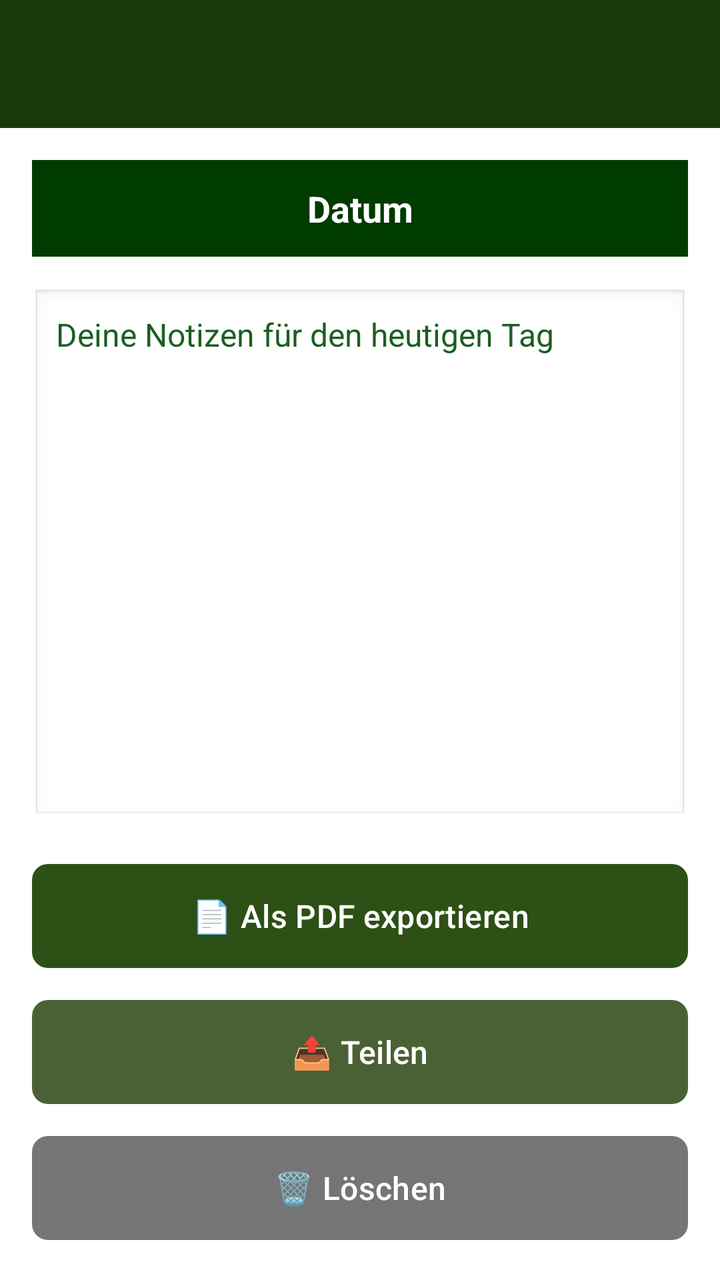
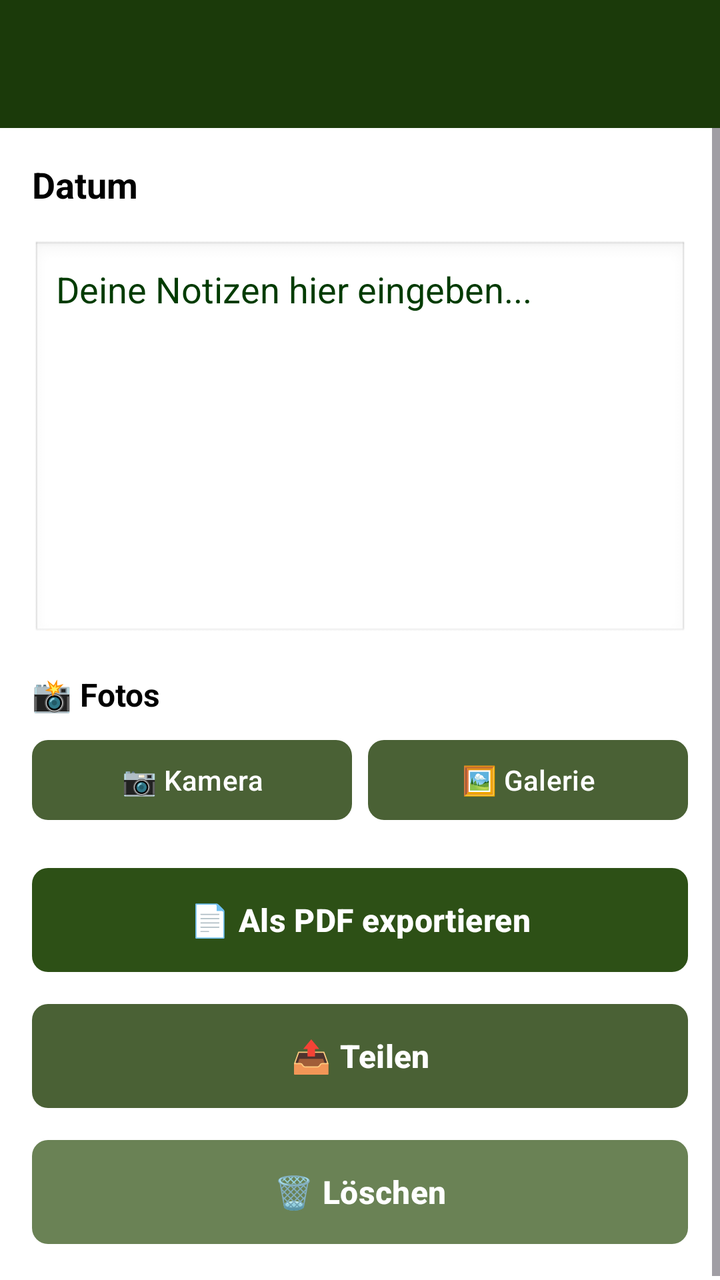

Two renders of the same Android screen: before a commit and after it. Below are the layout's source before the change and the commit's diff.
<!-- AndroidManifest.xml: activity theme Theme.HundeWildnis -->
<!-- res/layout/activity_daily_notes.xml -->
<?xml version="1.0" encoding="utf-8"?>
<androidx.coordinatorlayout.widget.CoordinatorLayout
    xmlns:android="http://schemas.android.com/apk/res/android"
    xmlns:app="http://schemas.android.com/apk/res-auto"
    android:layout_width="match_parent"
    android:layout_height="match_parent">

    <com.google.android.material.appbar.AppBarLayout
        android:id="@+id/appbar"
        android:layout_width="match_parent"
        android:layout_height="wrap_content"
        android:fitsSystemWindows="true">

        <androidx.appcompat.widget.Toolbar
            android:id="@+id/toolbar"
            android:layout_width="match_parent"
            android:layout_height="?attr/actionBarSize"
            android:background="#1B3A0A"
            app:titleTextColor="#FFFFFF" />
    </com.google.android.material.appbar.AppBarLayout>

    <LinearLayout
        android:layout_width="match_parent"
        android:layout_height="match_parent"
        android:orientation="vertical"
        android:padding="16dp"
        app:layout_behavior="@string/appbar_scrolling_view_behavior">

        
        <TextView
            android:id="@+id/tvDate"
            android:layout_width="match_parent"
            android:layout_height="wrap_content"
            android:text="Datum"
            android:textSize="18sp"
            android:textStyle="bold"
            android:textColor="#FFFFFF"
            android:textAlignment="center"
            android:padding="12dp"
            android:background="#003b00"
            android:layout_marginBottom="16dp" />

        
        <EditText
            android:id="@+id/etNotes"
            android:layout_width="match_parent"
            android:layout_height="0dp"
            android:layout_weight="1"
            android:hint="Deine Notizen für den heutigen Tag"
            android:textColorHint="#1B5E20"
            android:gravity="top|start"
            android:padding="12dp"
            android:background="@android:drawable/edit_text"
            android:textSize="16sp"
            android:textColor="#000000"
            android:inputType="textMultiLine|textCapSentences"
            android:scrollbars="vertical"
            android:layout_marginBottom="16dp" />

        
        <com.google.android.material.button.MaterialButton
            android:id="@+id/btnExportPdf"
            android:layout_width="match_parent"
            android:layout_height="60dp"
            android:text="📄 Als PDF exportieren"
            android:textSize="16sp"
            app:cornerRadius="8dp"
            app:backgroundTint="#2d5016"
            android:textColor="#FFFFFF"
            android:layout_marginBottom="8dp" />

        <com.google.android.material.button.MaterialButton
            android:id="@+id/btnShare"
            android:layout_width="match_parent"
            android:layout_height="60dp"
            android:text="📤 Teilen"
            android:textSize="16sp"
            app:cornerRadius="8dp"
            app:backgroundTint="#4a6135"
            android:textColor="#FFFFFF"
            android:layout_marginBottom="8dp" />

        <com.google.android.material.button.MaterialButton
            android:id="@+id/btnClear"
            android:layout_width="match_parent"
            android:layout_height="60dp"
            android:text="🗑️ Löschen"
            android:textSize="16sp"
            app:cornerRadius="8dp"
            app:backgroundTint="#757575"
            android:textColor="#FFFFFF" />

    </LinearLayout>

</androidx.coordinatorlayout.widget.CoordinatorLayout>
<!-- resources referenced by this layout -->
<resources>
  <style name="Theme.HundeWildnis" parent="Base.Theme.HundeWildnis" />
  <style name="Base.Theme.HundeWildnis" parent="Theme.Material3.Light.NoActionBar">
          <item name="colorPrimary">#2d5016</item>
          <item name="colorPrimaryVariant">#1a3009</item>
          <item name="colorOnPrimary">#FFFFFF</item>
          <item name="colorSecondary">#6b8e4e</item>
          <item name="colorSecondaryVariant">#4a6135</item>
          <item name="colorOnSecondary">#000000</item>
          <item name="android:statusBarColor">?attr/colorPrimaryVariant</item>
  
          <item name="android:navigationBarColor">@android:color/transparent</item>
          <item name="android:windowLightStatusBar">true</item>
          <item name="android:windowLightNavigationBar">true</item>
          <item name="android:enforceNavigationBarContrast" tools:targetApi="q">false</item>
          <item name="android:enforceStatusBarContrast" tools:targetApi="q">false</item>
  
          
          <item name="colorAccent">#2d5016</item>
          <item name="android:textColorPrimary">#000000</item>
  
          
          <item name="materialAlertDialogTheme">@style/AlertDialogTheme</item>
  
          
          <item name="actionMenuTextColor">#FFFFFF</item>
  
          
          <item name="android:windowBackground">#FFFFFF</item>
          <item name="android:colorBackground">#FFFFFF</item>
      </style>
  <style name="AlertDialogTheme" parent="ThemeOverlay.Material3.MaterialAlertDialog">
          
          <item name="colorSurface">#FFFFFF</item>
  
          
          <item name="colorOnSurface">#000000</item>
          <item name="android:textColorPrimary">#000000</item>
  
          
          <item name="buttonBarPositiveButtonStyle">@style/DialogButtonStyle.Light</item>
          <item name="buttonBarNegativeButtonStyle">@style/DialogButtonStyle.Light</item>
          <item name="buttonBarNeutralButtonStyle">@style/DialogButtonStyle.Light</item>
      </style>
  <style name="DialogButtonStyle.Light" parent="Widget.Material3.Button.TextButton.Dialog">
          
          <item name="android:textColor">#2d5016</item>
  
          
          <item name="backgroundTint">@android:color/transparent</item>
  
          
          <item name="rippleColor">#332d5016</item>
      </style>
</resources>

<!-- the commit's change to res/layout/activity_daily_notes.xml (unified diff, before → after) -->
@@ -19,77 +19,129 @@
             app:titleTextColor="#FFFFFF" />
     </com.google.android.material.appbar.AppBarLayout>
 
-    <LinearLayout
+    <ScrollView
         android:layout_width="match_parent"
         android:layout_height="match_parent"
-        android:orientation="vertical"
-        android:padding="16dp"
         app:layout_behavior="@string/appbar_scrolling_view_behavior">
 
-        
-        <TextView
-            android:id="@+id/tvDate"
+        <LinearLayout
             android:layout_width="match_parent"
             android:layout_height="wrap_content"
-            android:text="Datum"
-            android:textSize="18sp"
-            android:textStyle="bold"
-            android:textColor="#FFFFFF"
-            android:textAlignment="center"
-            android:padding="12dp"
-            android:background="#003b00"
-            android:layout_marginBottom="16dp" />
+            android:orientation="vertical"
+            android:padding="16dp">
 
-        
-        <EditText
-            android:id="@+id/etNotes"
-            android:layout_width="match_parent"
-            android:layout_height="0dp"
-            android:layout_weight="1"
-            android:hint="Deine Notizen für den heutigen Tag"
-            android:textColorHint="#1B5E20"
-            android:gravity="top|start"
-            android:padding="12dp"
-            android:background="@android:drawable/edit_text"
-            android:textSize="16sp"
-            android:textColor="#000000"
-            android:inputType="textMultiLine|textCapSentences"
-            android:scrollbars="vertical"
-            android:layout_marginBottom="16dp" />
+            
+            <TextView
+                android:id="@+id/tvDate"
+                android:layout_width="match_parent"
+                android:layout_height="wrap_content"
+                android:text="Datum"
+                android:textSize="18sp"
+                android:textStyle="bold"
+                android:textColor="?android:attr/textColorPrimary"
+                android:layout_marginBottom="16dp" />
 
-        
-        <com.google.android.material.button.MaterialButton
-            android:id="@+id/btnExportPdf"
-            android:layout_width="match_parent"
-            android:layout_height="60dp"
-            android:text="📄 Als PDF exportieren"
-            android:textSize="16sp"
-            app:cornerRadius="8dp"
-            app:backgroundTint="#2d5016"
-            android:textColor="#FFFFFF"
-            android:layout_marginBottom="8dp" />
+            
+            <EditText
+                android:id="@+id/etNotes"
+                android:layout_width="match_parent"
+                android:layout_height="200dp"
+                android:hint="Deine Notizen hier eingeben..."
+                android:textColorHint="@color/dark_green"
+                android:textColor="#000000"
+                android:gravity="top|start"
+                android:padding="12dp"
+                android:background="@android:drawable/edit_text"
+                android:inputType="textMultiLine|textCapSentences"
+                android:layout_marginBottom="16dp" />
 
-        <com.google.android.material.button.MaterialButton
-            android:id="@+id/btnShare"
-            android:layout_width="match_parent"
-            android:layout_height="60dp"
-            android:text="📤 Teilen"
-            android:textSize="16sp"
-            app:cornerRadius="8dp"
-            app:backgroundTint="#4a6135"
-            android:textColor="#FFFFFF"
-            android:layout_marginBottom="8dp" />
+            
+            <TextView
+                android:layout_width="match_parent"
+                android:layout_height="wrap_content"
+                android:text="📸 Fotos"
+                android:textSize="16sp"
+                android:textStyle="bold"
+                android:textColor="?android:attr/textColorPrimary"
+                android:layout_marginBottom="8dp" />
 
-        <com.google.android.material.button.MaterialButton
-            android:id="@+id/btnClear"
-            android:layout_width="match_parent"
-            android:layout_height="60dp"
-            android:text="🗑️ Löschen"
-            android:textSize="16sp"
-            app:cornerRadius="8dp"
-            app:backgroundTint="#757575"
-            android:textColor="#FFFFFF" />
+            
+            <LinearLayout
+                android:layout_width="match_parent"
+                android:layout_height="wrap_content"
+                android:orientation="horizontal"
+                android:layout_marginBottom="16dp">
 
-    </LinearLayout>
+                <com.google.android.material.button.MaterialButton
+                    android:id="@+id/btnCamera"
+                    android:layout_width="0dp"
+                    android:layout_height="wrap_content"
+                    android:layout_weight="1"
+                    android:text="📷 Kamera"
+                    android:textSize="14sp"
+                    app:cornerRadius="8dp"
+                    app:backgroundTint="#4a6135"
+                    android:textColor="#FFFFFF"
+                    android:layout_marginEnd="8dp" />
+
+                <com.google.android.material.button.MaterialButton
+                    android:id="@+id/btnGallery"
+                    android:layout_width="0dp"
+                    android:layout_height="wrap_content"
+                    android:layout_weight="1"
+                    android:text="🖼️ Galerie"
+                    android:textSize="14sp"
+                    app:cornerRadius="8dp"
+                    app:backgroundTint="#4a6135"
+                    android:textColor="#FFFFFF" />
+
+            </LinearLayout>
+
+            
+            <androidx.recyclerview.widget.RecyclerView
+                android:id="@+id/rvPhotos"
+                android:layout_width="match_parent"
+                android:layout_height="wrap_content"
+                android:layout_marginBottom="16dp"
+                android:visibility="gone" />
+
+            
+            <com.google.android.material.button.MaterialButton
+                android:id="@+id/btnExportPdf"
+                android:layout_width="match_parent"
+                android:layout_height="60dp"
+                android:text="📄 Als PDF exportieren"
+                android:textSize="16sp"
+                android:textStyle="bold"
+                app:cornerRadius="8dp"
+                app:backgroundTint="#2d5016"
+                android:textColor="#FFFFFF"
+                android:layout_marginBottom="8dp" />
+
+            <com.google.android.material.button.MaterialButton
+                android:id="@+id/btnShare"
+                android:layout_width="match_parent"
+                android:layout_height="60dp"
+                android:text="📤 Teilen"
+                android:textSize="16sp"
+                android:textStyle="bold"
+                app:cornerRadius="8dp"
+                app:backgroundTint="#4a6135"
+                android:textColor="#FFFFFF"
+                android:layout_marginBottom="8dp" />
+
+            <com.google.android.material.button.MaterialButton
+                android:id="@+id/btnClear"
+                android:layout_width="match_parent"
+                android:layout_height="60dp"
+                android:text="🗑️ Löschen"
+                android:textSize="16sp"
+                android:textStyle="bold"
+                app:cornerRadius="8dp"
+                app:backgroundTint="#6a8255"
+                android:textColor="#FFFFFF" />
+
+        </LinearLayout>
+    </ScrollView>
 
 </androidx.coordinatorlayout.widget.CoordinatorLayout>
<!-- resource entries referenced after the edit -->
@@ -1,5 +1,6 @@
 <!-- resources referenced by this layout -->
 <resources>
+  <color name="dark_green">#003b00</color>
   <style name="Theme.HundeWildnis" parent="Base.Theme.HundeWildnis" />
   <style name="Base.Theme.HundeWildnis" parent="Theme.Material3.Light.NoActionBar">
           <item name="colorPrimary">#2d5016</item>
